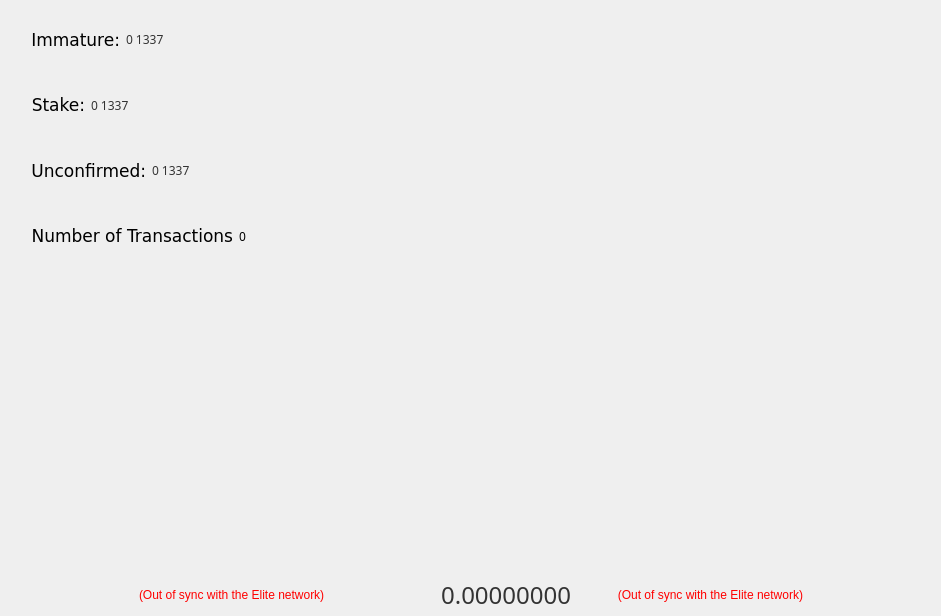
vashshawn/elitecurrencysource, file src/qt/forms/overviewpage.ui: the form before one commit.
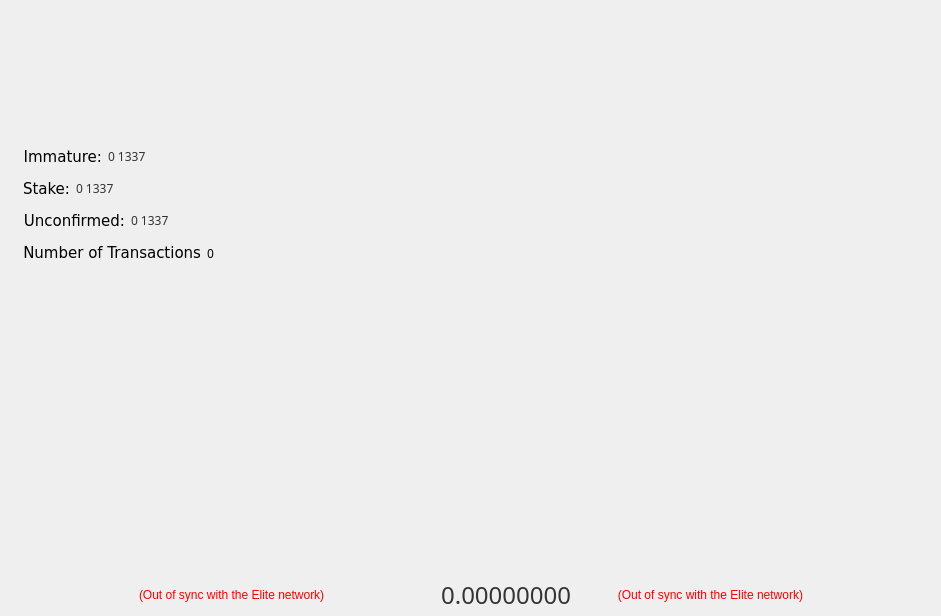
The form after the commit. Icons and pictures are not drawn.

The edit to the form file:
```diff
--- a/src/qt/forms/overviewpage.ui
+++ b/src/qt/forms/overviewpage.ui
@@ -98,11 +98,20 @@
             <enum>QFrame::Raised</enum>
            </property>
            <layout class="QGridLayout" name="gridLayout_15">
+            <property name="leftMargin">
+             <number>1</number>
+            </property>
             <property name="bottomMargin">
              <number>0</number>
             </property>
-            <item row="1" column="1">
+            <item row="2" column="1">
              <widget class="QFrame" name="stake_frame">
+              <property name="maximumSize">
+               <size>
+                <width>16777215</width>
+                <height>50</height>
+               </size>
+              </property>
               <property name="frameShape">
                <enum>QFrame::StyledPanel</enum>
               </property>
@@ -131,6 +140,12 @@
                   <enum>QFrame::Raised</enum>
                  </property>
                  <layout class="QGridLayout" name="gridLayout_7">
+                  <property name="topMargin">
+                   <number>1</number>
+                  </property>
+                  <property name="bottomMargin">
+                   <number>1</number>
+                  </property>
                   <item row="0" column="1">
                    <widget class="QLabel" name="labelStake">
                     <property name="font">
@@ -163,7 +178,7 @@
                     <property name="font">
                      <font>
                       <family>DejaVu Sans</family>
-                      <pointsize>13</pointsize>
+                      <pointsize>11</pointsize>
                      </font>
                     </property>
                     <property name="layoutDirection">
@@ -209,8 +224,14 @@
               </layout>
              </widget>
             </item>
-            <item row="2" column="1">
+            <item row="3" column="1">
              <widget class="QFrame" name="unconfirmed_frame">
+              <property name="maximumSize">
+               <size>
+                <width>16777215</width>
+                <height>50</height>
+               </size>
+              </property>
               <property name="frameShape">
                <enum>QFrame::StyledPanel</enum>
               </property>
@@ -239,6 +260,12 @@
                   <enum>QFrame::Raised</enum>
                  </property>
                  <layout class="QGridLayout" name="gridLayout_9">
+                  <property name="topMargin">
+                   <number>1</number>
+                  </property>
+                  <property name="bottomMargin">
+                   <number>1</number>
+                  </property>
                   <item row="0" column="1">
                    <widget class="QLabel" name="labelUnconfirmed">
                     <property name="font">
@@ -271,7 +298,7 @@
                     <property name="font">
                      <font>
                       <family>DejaVu Sans</family>
-                      <pointsize>13</pointsize>
+                      <pointsize>11</pointsize>
                      </font>
                     </property>
                     <property name="text">
@@ -314,8 +341,14 @@
               </layout>
              </widget>
             </item>
-            <item row="3" column="1">
+            <item row="4" column="1">
              <widget class="QFrame" name="number_txs_frame">
+              <property name="maximumSize">
+               <size>
+                <width>16777215</width>
+                <height>50</height>
+               </size>
+              </property>
               <property name="frameShape">
                <enum>QFrame::StyledPanel</enum>
               </property>
@@ -344,12 +377,18 @@
                   <enum>QFrame::Raised</enum>
                  </property>
                  <layout class="QGridLayout" name="gridLayout_10">
+                  <property name="topMargin">
+                   <number>1</number>
+                  </property>
+                  <property name="bottomMargin">
+                   <number>1</number>
+                  </property>
                   <item row="0" column="0">
                    <widget class="QLabel" name="label_2">
                     <property name="font">
                      <font>
                       <family>DejaVu Sans</family>
-                      <pointsize>13</pointsize>
+                      <pointsize>11</pointsize>
                      </font>
                     </property>
                     <property name="text">
@@ -407,7 +446,7 @@
               </layout>
              </widget>
             </item>
-            <item row="1" column="0">
+            <item row="2" column="0">
              <spacer name="horizontalSpacer_16">
               <property name="orientation">
                <enum>Qt::Horizontal</enum>
@@ -423,8 +462,14 @@
               </property>
              </spacer>
             </item>
-            <item row="0" column="1">
+            <item row="1" column="1">
              <widget class="QFrame" name="immature_frame">
+              <property name="maximumSize">
+               <size>
+                <width>16777215</width>
+                <height>50</height>
+               </size>
+              </property>
               <property name="frameShape">
                <enum>QFrame::StyledPanel</enum>
               </property>
@@ -453,6 +498,12 @@
                   <enum>QFrame::Raised</enum>
                  </property>
                  <layout class="QGridLayout" name="gridLayout_8">
+                  <property name="topMargin">
+                   <number>1</number>
+                  </property>
+                  <property name="bottomMargin">
+                   <number>1</number>
+                  </property>
                   <item row="0" column="2">
                    <spacer name="horizontalSpacer_6">
                     <property name="orientation">
@@ -495,7 +546,7 @@
                     <property name="font">
                      <font>
                       <family>DejaVu Sans</family>
-                      <pointsize>13</pointsize>
+                      <pointsize>11</pointsize>
                      </font>
                     </property>
                     <property name="layoutDirection">
@@ -528,6 +579,19 @@
               </layout>
              </widget>
             </item>
+            <item row="0" column="1">
+             <spacer name="verticalSpacer_3">
+              <property name="orientation">
+               <enum>Qt::Vertical</enum>
+              </property>
+              <property name="sizeHint" stdset="0">
+               <size>
+                <width>20</width>
+                <height>40</height>
+               </size>
+              </property>
+             </spacer>
+            </item>
            </layout>
           </widget>
          </item>
@@ -585,14 +649,14 @@
              <widget class="QLabel" name="label_7">
               <property name="minimumSize">
                <size>
-                <width>32</width>
-                <height>32</height>
+                <width>42</width>
+                <height>42</height>
                </size>
               </property>
               <property name="maximumSize">
                <size>
-                <width>32</width>
-                <height>32</height>
+                <width>42</width>
+                <height>42</height>
                </size>
               </property>
               <property name="text">
@@ -601,6 +665,9 @@
               <property name="scaledContents">
                <bool>true</bool>
               </property>
+              <property name="alignment">
+               <set>Qt::AlignLeading|Qt::AlignLeft|Qt::AlignVCenter</set>
+              </property>
               <property name="openExternalLinks">
                <bool>true</bool>
               </property>
@@ -623,14 +690,14 @@
              <widget class="QLabel" name="label_8">
               <property name="minimumSize">
                <size>
-                <width>32</width>
-                <height>32</height>
+                <width>42</width>
+                <height>42</height>
                </size>
               </property>
               <property name="maximumSize">
                <size>
-                <width>32</width>
-                <height>32</height>
+                <width>42</width>
+                <height>42</height>
                </size>
               </property>
               <property name="text">
@@ -639,6 +706,9 @@
               <property name="scaledContents">
                <bool>true</bool>
               </property>
+              <property name="alignment">
+               <set>Qt::AlignCenter</set>
+              </property>
               <property name="openExternalLinks">
                <bool>true</bool>
               </property>
```
